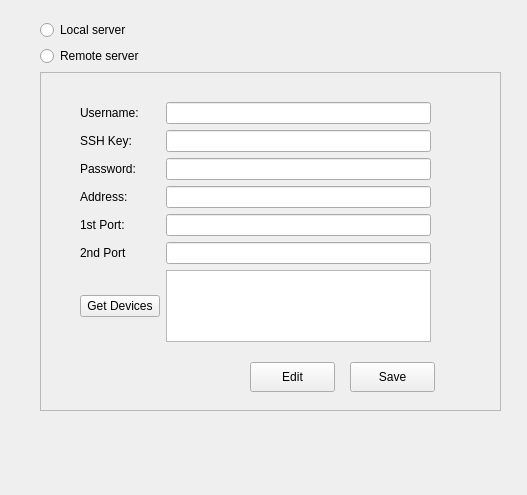
Old version of the form ilastik/applets/serverConfiguration/serverConfig.ui in the repository ilastik/ilastik.
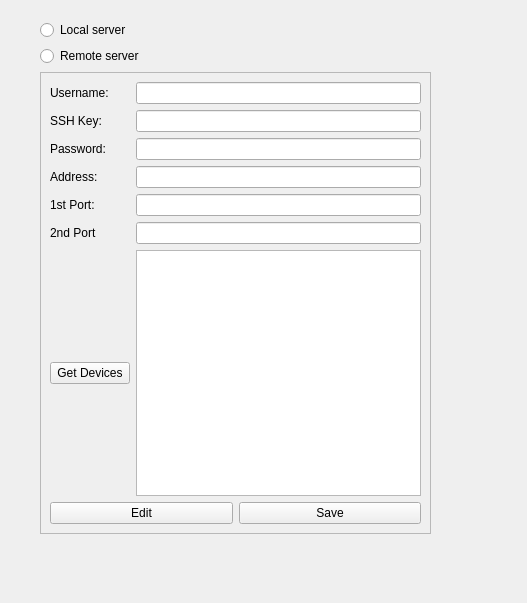
New version of the form.

Commit message: Fix server config layout

```diff
--- a/ilastik/applets/serverConfiguration/serverConfig.ui
+++ b/ilastik/applets/serverConfiguration/serverConfig.ui
@@ -7,7 +7,7 @@
     <x>0</x>
     <y>0</y>
     <width>527</width>
-    <height>495</height>
+    <height>603</height>
    </rect>
   </property>
   <property name="windowTitle">
@@ -18,8 +18,8 @@
     <rect>
      <x>40</x>
      <y>20</y>
-     <width>461</width>
-     <height>391</height>
+     <width>391</width>
+     <height>514</height>
     </rect>
    </property>
    <layout class="QGridLayout" name="gridLayout">
@@ -38,15 +38,8 @@
       <property name="frameShadow">
        <enum>QFrame::Raised</enum>
       </property>
-      <widget class="QWidget" name="gridLayoutWidget_2">
-       <property name="geometry">
-        <rect>
-         <x>40</x>
-         <y>30</y>
-         <width>351</width>
-         <height>240</height>
-        </rect>
-       </property>
+      <layout class="QGridLayout" name="gridLayout_2">
+       <item row="0" column="0" colspan="2">
        <layout class="QGridLayout" name="gridLayout_3">
         <item row="6" column="1">
          <widget class="QLineEdit" name="port1"/>
@@ -109,7 +102,14 @@
          </widget>
         </item>
         <item row="8" column="1">
-         <widget class="QListWidget" name="devices"/>
+          <widget class="QListWidget" name="devices">
+           <property name="minimumSize">
+            <size>
+             <width>0</width>
+             <height>40</height>
+            </size>
+           </property>
+          </widget>
         </item>
         <item row="8" column="0">
          <widget class="QPushButton" name="get_devices_button">
@@ -119,16 +119,19 @@
          </widget>
         </item>
        </layout>
-      </widget>
+       </item>
+       <item row="1" column="0">
+        <widget class="QPushButton" name="editButton">
+         <property name="text">
+          <string>Edit</string>
+         </property>
+         <property name="autoDefault">
+          <bool>true</bool>
+         </property>
+        </widget>
+       </item>
+       <item row="1" column="1">
       <widget class="QPushButton" name="saveButton">
-       <property name="geometry">
-        <rect>
-         <x>310</x>
-         <y>290</y>
-         <width>85</width>
-         <height>30</height>
-        </rect>
-       </property>
        <property name="text">
         <string>Save</string>
        </property>
@@ -139,22 +142,8 @@
         <bool>false</bool>
        </property>
       </widget>
-      <widget class="QPushButton" name="editButton">
-       <property name="geometry">
-        <rect>
-         <x>210</x>
-         <y>290</y>
-         <width>85</width>
-         <height>30</height>
-        </rect>
-       </property>
-       <property name="text">
-        <string>Edit</string>
-       </property>
-       <property name="autoDefault">
-        <bool>true</bool>
-       </property>
-      </widget>
+       </item>
+      </layout>
      </widget>
     </item>
     <item row="1" column="0">
```
Lines whose indentation alone changed are shown as unchanged.
